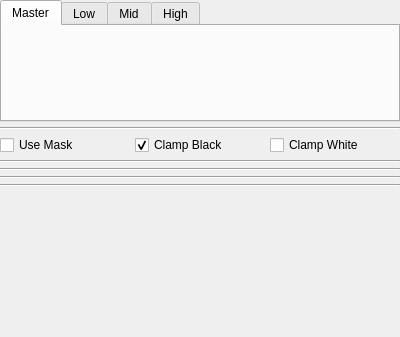
Qt form src/uientities/colorpropertiesentity.ui (ttddee/Cascade) before a commit.
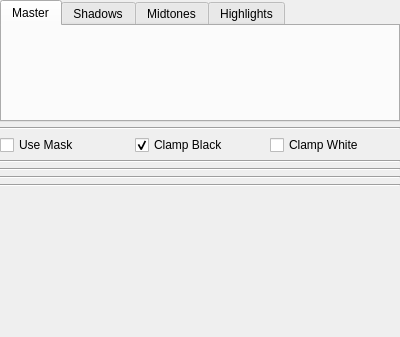
The same form after that commit.

Patch:
```diff
--- a/src/uientities/colorpropertiesentity.ui
+++ b/src/uientities/colorpropertiesentity.ui
@@ -82,7 +82,7 @@
        </size>
       </property>
       <attribute name="title">
-       <string>Low</string>
+       <string>Shadows</string>
       </attribute>
       <layout class="QVBoxLayout" name="shadowsLayout">
        <property name="spacing">
@@ -104,7 +104,7 @@
      </widget>
      <widget class="QWidget" name="midtones">
       <attribute name="title">
-       <string>Mid</string>
+       <string>Midtones</string>
       </attribute>
       <layout class="QVBoxLayout" name="midtonesLayout">
        <property name="spacing">
@@ -126,7 +126,7 @@
      </widget>
      <widget class="QWidget" name="highlights">
       <attribute name="title">
-       <string>High</string>
+       <string>Highlights</string>
       </attribute>
       <layout class="QVBoxLayout" name="highlightsLayout">
        <property name="spacing">
```
Left out of the diff: 6 changed lines with no effect on the pictures.
